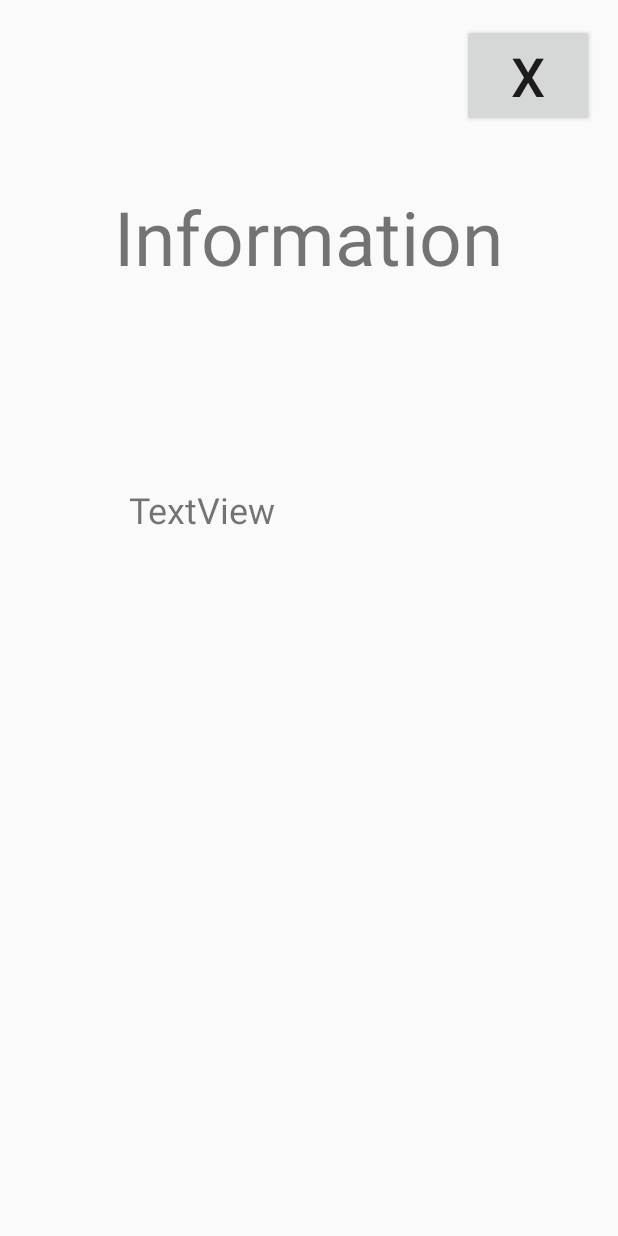
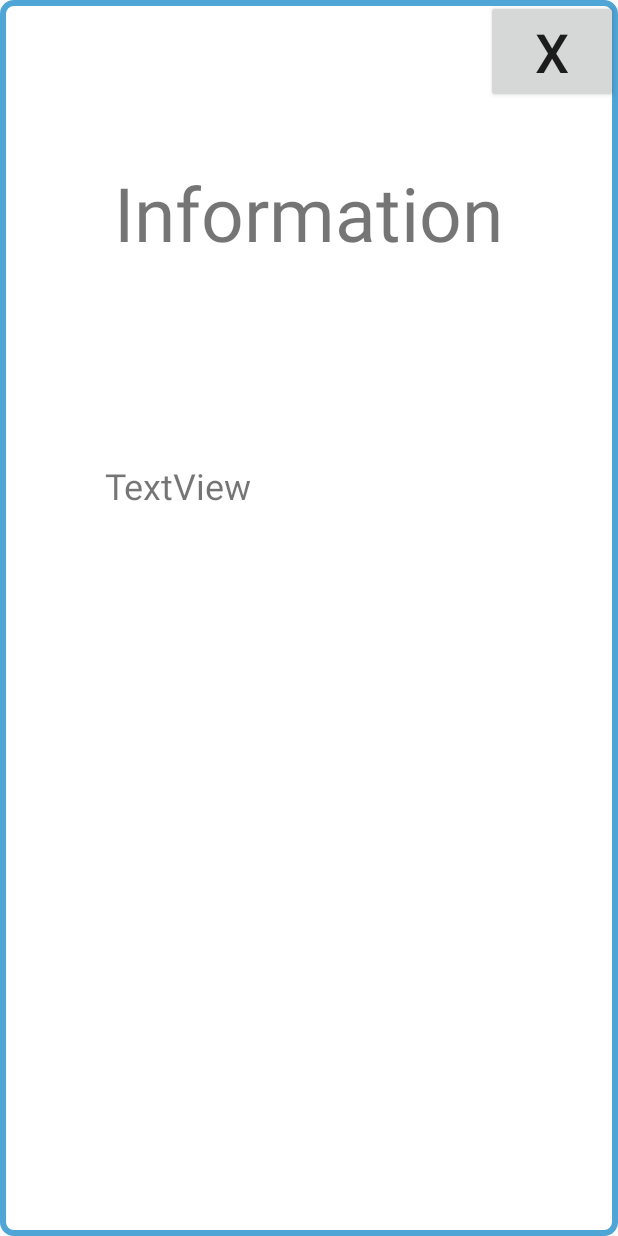
Before and after one commit to Kathixx/TanzDerFunktionen2, an Android app: the layout activity_info.xml on its own in the app's theme, with its tools: preview values and no code run, on a phone screen of 412 x 824 dp. Run offline under Robolectric (Android 15) with nearby library versions, the phone set to English and light mode, and no system bars.

Commit message:
Info als Pop-Up

```diff
--- a/app/src/main/AndroidManifest.xml
+++ b/app/src/main/AndroidManifest.xml
@@ -11,13 +11,13 @@
         <activity android:name=".activities.MainActivity">
             <intent-filter>
                 <action android:name="android.intent.action.MAIN" />
-
                 <category android:name="android.intent.category.LAUNCHER" />
             </intent-filter>
         </activity>
         <activity android:name=".activities.Anleitung" />
         <activity android:name=".activities.Spiel" />
-        <activity android:name=".activities.Info" />
+        <activity android:name=".activities.Info"
+            android:theme="@style/AppTheme.CustomTheme"/>
         <activity android:name=".activities.Menu"
             android:theme="@style/AppTheme.CustomTheme"/>
         <activity android:name=".activities.Bewertung" />
--- a/app/src/main/res/drawable/border_style.xml
+++ b/app/src/main/res/drawable/border_style.xml
@@ -1,7 +1,6 @@
 <?xml version="1.0" encoding="utf-8"?>
 <shape xmlns:android="http://schemas.android.com/apk/res/android"
     android:shape="rectangle">
-
     <solid android:color="#ffffff" />
     <stroke android:width="4dip" android:color="#4fa5d5"/>
     <corners android:radius="7dp"></corners>
--- a/app/src/main/res/layout/activity_info.xml
+++ b/app/src/main/res/layout/activity_info.xml
@@ -1,14 +1,10 @@
 <?xml version="1.0" encoding="utf-8"?>
 <RelativeLayout xmlns:android="http://schemas.android.com/apk/res/android"
     xmlns:tools="http://schemas.android.com/tools"
-    android:id="@+id/activity_info"
     android:layout_width="match_parent"
     android:layout_height="match_parent"
-    android:paddingBottom="@dimen/activity_vertical_margin"
-    android:paddingLeft="@dimen/activity_horizontal_margin"
-    android:paddingRight="@dimen/activity_horizontal_margin"
-    android:paddingTop="@dimen/activity_vertical_margin"
-    tools:context="com.example.arabellaprivat.tanzderfunktionen.activities.Info">
+    android:background="@drawable/border_style"
+    >
 
     <TextView
         android:text="TextView"
```
Also changed, not shown: app/src/main/java/com/example/arabellaprivat/tanzderfunktionen/Activities/Info.java (+15 -1 lines).
